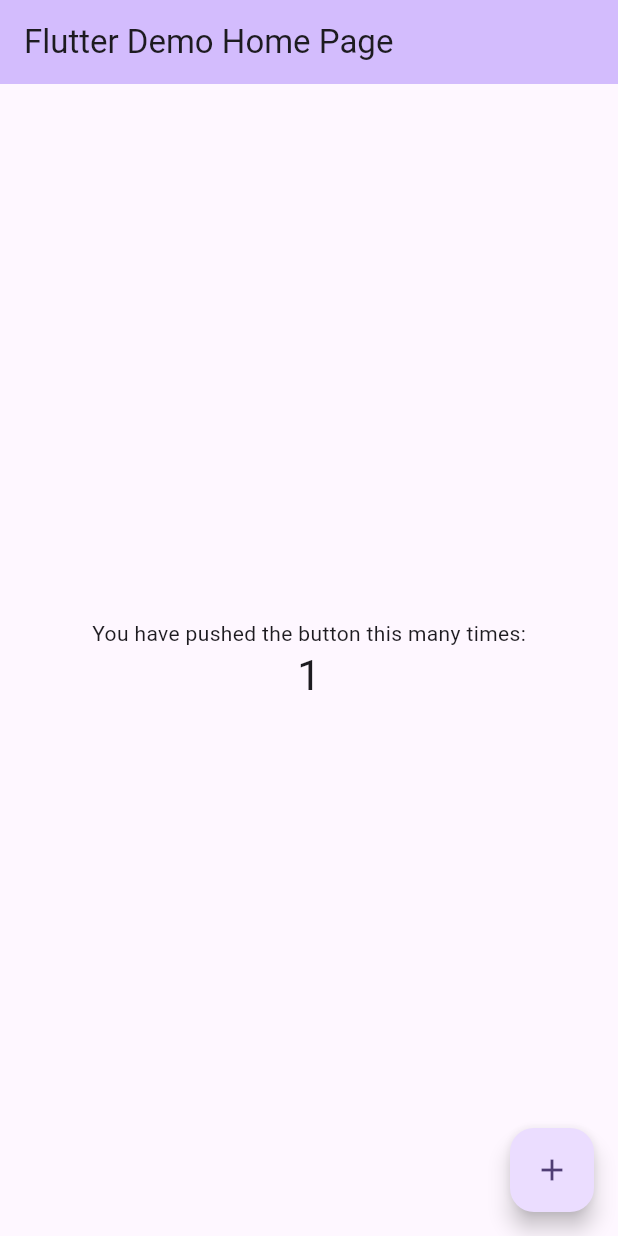
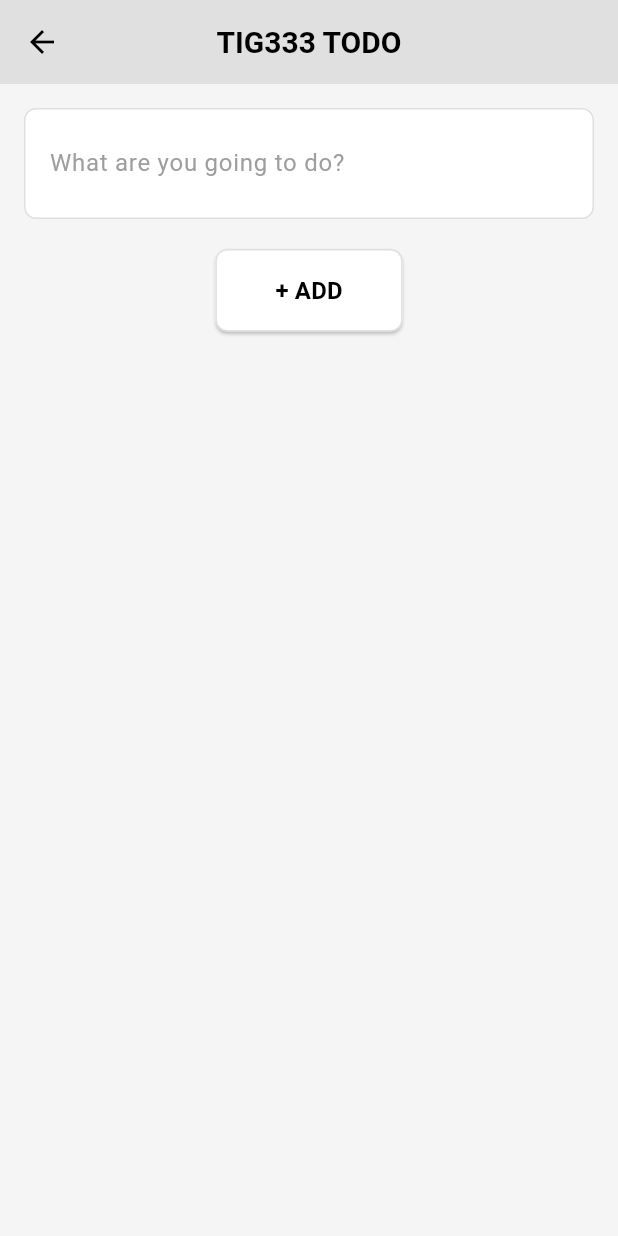
Before and after one commit to gu-tig333-ht25/gusdunlni, a Flutter app: the screen it shows after launch, after a tap on the "add" icon, on a phone screen of 412 x 824 dp. Run offline on Flutter 3.47's test engine with Material 3 defaults, Android fonts, the phone set to English and light mode, and no system bars.

Commit message:
Add basic app UI and functionality

```diff
--- a/lib/main.dart
+++ b/lib/main.dart
@@ -7,117 +7,248 @@ void main() {
 class MyApp extends StatelessWidget {
   MyApp({super.key});
 
-  // This widget is the root of your application.
   @override
   Widget build(BuildContext context) {
     return MaterialApp(
-      title: 'Flutter Demo',
+      title: 'TIG333 TODO',
       theme: ThemeData(
-        // This is the theme of your application.
-        //
-        // TRY THIS: Try running your application with "flutter run". You'll see
-        // the application has a purple toolbar. Then, without quitting the app,
-        // try changing the seedColor in the colorScheme below to Colors.green
-        // and then invoke "hot reload" (save your changes or press the "hot
-        // reload" button in a Flutter-supported IDE, or press "r" if you used
-        // the command line to start the app).
-        //
-        // Notice that the counter didn't reset back to zero; the application
-        // state is not lost during the reload. To reset the state, use hot
-        // restart instead.
-        //
-        // This works for code too, not just values: Most code changes can be
-        // tested with just a hot reload.
-        colorScheme: ColorScheme.fromSeed(seedColor: Colors.deepPurple),
+        colorScheme: ColorScheme.fromSeed(seedColor: Colors.blue),
         useMaterial3: true,
       ),
-      home: MyHomePage(title: 'Flutter Demo Home Page'),
+      home: TodoListScreen(),
     );
   }
 }
 
-class MyHomePage extends StatefulWidget {
-  MyHomePage({super.key, required this.title});
-
-  // This widget is the home page of your application. It is stateful, meaning
-  // that it has a State object (defined below) that contains fields that affect
-  // how it looks.
-
-  // This class is the configuration for the state. It holds the values (in this
-  // case the title) provided by the parent (in this case the App widget) and
-  // used by the build method of the State. Fields in a Widget subclass are
-  // always marked "final".
-
-  final String title;
-
+class TodoListScreen extends StatefulWidget {
   @override
-  State<MyHomePage> createState() => _MyHomePageState();
+  State<TodoListScreen> createState() => _TodoListScreenState();
 }
 
-class _MyHomePageState extends State<MyHomePage> {
-  int _counter = 0;
-
-  void _incrementCounter() {
-    setState(() {
-      // This call to setState tells the Flutter framework that something has
-      // changed in this State, which causes it to rerun the build method below
-      // so that the display can reflect the updated values. If we changed
-      // _counter without calling setState(), then the build method would not be
-      // called again, and so nothing would appear to happen.
-      _counter++;
-    });
-  }
+class _TodoListScreenState extends State<TodoListScreen> {
+  // Sample todo items
+  List<Map<String, dynamic>> todoItems = [
+    {'text': 'Write a book', 'isCompleted': false},
+    {'text': 'Do homework', 'isCompleted': false},
+    {'text': 'Tidy room', 'isCompleted': true},
+    {'text': 'Watch TV', 'isCompleted': false},
+    {'text': 'Nap', 'isCompleted': false},
+    {'text': 'Shop groceries', 'isCompleted': false},
+    {'text': 'Have fun', 'isCompleted': false},
+    {'text': 'Meditate', 'isCompleted': false},
+  ];
 
   @override
   Widget build(BuildContext context) {
-    // This method is rerun every time setState is called, for instance as done
-    // by the _incrementCounter method above.
-    //
-    // The Flutter framework has been optimized to make rerunning build methods
-    // fast, so that you can just rebuild anything that needs updating rather
-    // than having to individually change instances of widgets.
     return Scaffold(
       appBar: AppBar(
-        // TRY THIS: Try changing the color here to a specific color (to
-        // Colors.amber, perhaps?) and trigger a hot reload to see the AppBar
-        // change color while the other colors stay the same.
-        backgroundColor: Theme.of(context).colorScheme.inversePrimary,
-        // Here we take the value from the MyHomePage object that was created by
-        // the App.build method, and use it to set our appbar title.
-        title: Text(widget.title),
+        backgroundColor: Colors.grey[300],
+        title: Text(
+          'TIG333 TODO',
+          style: TextStyle(
+            color: Colors.black,
+            fontSize: 20,
+            fontWeight: FontWeight.bold,
+          ),
+        ),
+        centerTitle: true,
+        actions: [
+          PopupMenuButton<String>(
+            icon: Icon(Icons.more_vert, color: Colors.black),
+            onSelected: (String value) {
+              print('Selected: $value');
+            },
+            itemBuilder: (BuildContext context) => [
+              PopupMenuItem(value: 'all', child: Text('all')),
+              PopupMenuItem(value: 'done', child: Text('done')),
+              PopupMenuItem(value: 'undone', child: Text('undone')),
+            ],
+          ),
+        ],
       ),
-      body: Center(
-        // Center is a layout widget. It takes a single child and positions it
-        // in the middle of the parent.
+      body: Container(
+        color: Colors.grey[100],
+        child: ListView.builder(
+          padding: EdgeInsets.all(16),
+          itemCount: todoItems.length,
+          itemBuilder: (context, index) {
+            return Container(
+              margin: EdgeInsets.only(bottom: 8),
+              padding: EdgeInsets.all(16),
+              decoration: BoxDecoration(
+                color: Colors.white,
+                borderRadius: BorderRadius.circular(8),
+                boxShadow: [
+                  BoxShadow(
+                    color: Colors.grey.withValues(alpha: 0.2),
+                    spreadRadius: 1,
+                    blurRadius: 3,
+                    offset: Offset(0, 1),
+                  ),
+                ],
+              ),
+              child: Row(
+                children: [
+                  // Checkbox
+                  Container(
+                    width: 24,
+                    height: 24,
+                    decoration: BoxDecoration(
+                      border: Border.all(color: Colors.grey[400]!, width: 2),
+                      borderRadius: BorderRadius.circular(4),
+                    ),
+                    child: todoItems[index]['isCompleted']
+                        ? Icon(
+                            Icons.check,
+                            size: 18,
+                            color: Colors.green,
+                          )
+                        : null,
+                  ),
+                  SizedBox(width: 16),
+                  // Task text
+                  Expanded(
+                    child: Text(
+                      todoItems[index]['text'],
+                      style: TextStyle(
+                        fontSize: 16,
+                        decoration: todoItems[index]['isCompleted']
+                            ? TextDecoration.lineThrough
+                            : TextDecoration.none,
+                        color: todoItems[index]['isCompleted']
+                            ? Colors.grey[600]
+                            : Colors.black,
+                      ),
+                    ),
+                  ),
+                  // Delete button
+                  GestureDetector(
+                    onTap: () {
+                      print('Delete item: ${todoItems[index]['text']}');
+                    },
+                    child: Icon(
+                      Icons.close,
+                      color: Colors.grey[600],
+                      size: 20,
+                    ),
+                  ),
+                ],
+              ),
+            );
+          },
+        ),
+      ),
+      floatingActionButton: Container(
+        width: 60,
+        height: 60,
+        decoration: BoxDecoration(
+          color: Colors.grey[400],
+          shape: BoxShape.circle,
+        ),
+        child: FloatingActionButton(
+          onPressed: () {
+            Navigator.push(
+              context,
+              MaterialPageRoute(builder: (context) => AddTaskScreen()),
+            );
+          },
+          backgroundColor: Colors.transparent,
+          elevation: 0,
+          child: Icon(
+            Icons.add,
+            color: Colors.white,
+            size: 30,
+          ),
+        ),
+      ),
+    );
+  }
+}
+
+class AddTaskScreen extends StatefulWidget {
+  @override
+  State<AddTaskScreen> createState() => _AddTaskScreenState();
+}
+
+class _AddTaskScreenState extends State<AddTaskScreen> {
+  TextEditingController _textController = TextEditingController();
+
+  @override
+  Widget build(BuildContext context) {
+    return Scaffold(
+      appBar: AppBar(
+        backgroundColor: Colors.grey[300],
+        leading: IconButton(
+          icon: Icon(Icons.arrow_back, color: Colors.black),
+          onPressed: () {
+            Navigator.pop(context);
+          },
+        ),
+        title: Text(
+          'TIG333 TODO',
+          style: TextStyle(
+            color: Colors.black,
+            fontSize: 20,
+            fontWeight: FontWeight.bold,
+          ),
+        ),
+        centerTitle: true,
+      ),
+      body: Container(
+        color: Colors.grey[100],
+        padding: EdgeInsets.all(16),
         child: Column(
-          // Column is also a layout widget. It takes a list of children and
-          // arranges them vertically. By default, it sizes itself to fit its
-          // children horizontally, and tries to be as tall as its parent.
-          //
-          // Column has various properties to control how it sizes itself and
-          // how it positions its children. Here we use mainAxisAlignment to
-          // center the children vertically; the main axis here is the vertical
-          // axis because Columns are vertical (the cross axis would be
-          // horizontal).
-          //
-          // TRY THIS: Invoke "debug painting" (choose the "Toggle Debug Paint"
-          // action in the IDE, or press "p" in the console), to see the
-          // wireframe for each widget.
-          mainAxisAlignment: MainAxisAlignment.center,
-          children: <Widget>[
-            Text('You have pushed the button this many times:'),
-            Text(
-              '$_counter',
-              style: Theme.of(context).textTheme.headlineMedium,
+          children: [
+            // Input field
+            Container(
+              padding: EdgeInsets.symmetric(horizontal: 16, vertical: 12),
+              decoration: BoxDecoration(
+                color: Colors.white,
+                borderRadius: BorderRadius.circular(8),
+                border: Border.all(color: Colors.grey[300]!, width: 1),
+              ),
+              child: TextField(
+                controller: _textController,
+                decoration: InputDecoration(
+                  hintText: 'What are you going to do?',
+                  hintStyle: TextStyle(color: Colors.grey[500]),
+                  border: InputBorder.none,
+                ),
+                style: TextStyle(fontSize: 16),
+              ),
+            ),
+            SizedBox(height: 20),
+            ElevatedButton(
+              onPressed: () {
+                print('Add task: ${_textController.text}');
+                Navigator.pop(context);
+              },
+              style: ElevatedButton.styleFrom(
+                backgroundColor: Colors.white,
+                foregroundColor: Colors.black,
+                padding: EdgeInsets.symmetric(horizontal: 40, vertical: 16),
+                shape: RoundedRectangleBorder(
+                  borderRadius: BorderRadius.circular(8),
+                  side: BorderSide(color: Colors.grey[300]!, width: 1),
+                ),
+              ),
+              child: Text(
+                '+ ADD',
+                style: TextStyle(
+                  fontSize: 16,
+                  fontWeight: FontWeight.bold,
+                ),
+              ),
             ),
           ],
         ),
       ),
-      floatingActionButton: FloatingActionButton(
-        onPressed: _incrementCounter,
-        tooltip: 'Increment',
-        child: Icon(Icons.add),
-      ), // This trailing comma makes auto-formatting nicer for build methods.
     );
   }
+
+  @override
+  void dispose() {
+    _textController.dispose();
+    super.dispose();
+  }
 }
```
